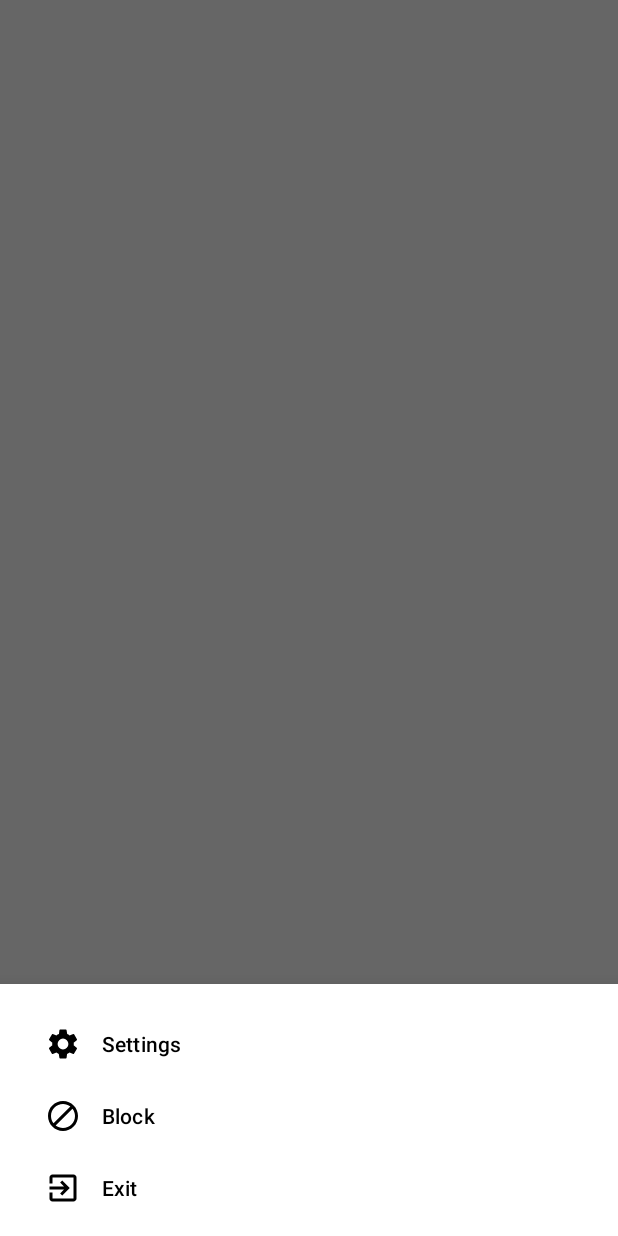
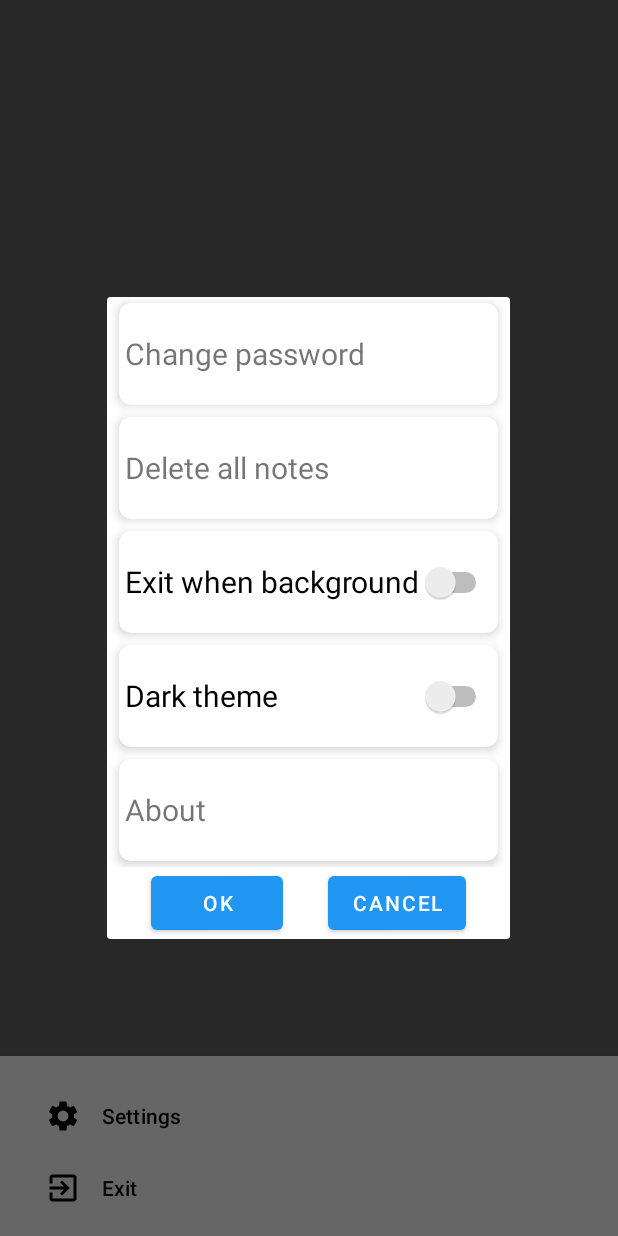
Before and after one commit to AlekseyM73/SecureRepo, an Android app: the fragment BottomNavigationDrawerFragment placed in its activity, after a tap on "Settings", on a phone screen of 412 x 824 dp. Run offline under Robolectric (Android 15) with nearby library versions, the phone set to English and light mode, and no system bars; our stand-ins replace RxJava.

Commit message:
Add some Dialogs onBackPressed, error messages

```diff
--- a/app/src/main/java/com/example/securerepo/view/BottomNavigationDrawerFragment.java
+++ b/app/src/main/java/com/example/securerepo/view/BottomNavigationDrawerFragment.java
@@ -9,6 +9,8 @@ import android.widget.Toast;
 
 import androidx.annotation.NonNull;
 import androidx.annotation.Nullable;
+import androidx.fragment.app.Fragment;
+import androidx.fragment.app.FragmentManager;
 
 import com.example.securerepo.R;
 import com.google.android.material.bottomsheet.BottomSheetDialogFragment;
@@ -32,11 +34,9 @@ public class BottomNavigationDrawerFragment extends BottomSheetDialogFragment {
             public boolean onNavigationItemSelected(@NonNull MenuItem menuItem) {
                 switch (menuItem.getItemId()) {
                     case (R.id.bottom_app_bar_menu_settings): {
-                        Toast.makeText(getContext(), "settings", Toast.LENGTH_SHORT).show();
-                        return true;
-                    }
-                    case (R.id.bottom_app_bar_menu_block): {
-                        Toast.makeText(getContext(), "block", Toast.LENGTH_SHORT).show();
+
+                        SettingsDialogFragment dialog = new SettingsDialogFragment();
+                        dialog.show(getFragmentManager(),dialog.getTag());
                         return true;
                     }
                     case (R.id.bottom_app_bar_menu_exit): {
--- a/app/src/main/java/com/example/securerepo/view/RecyclerViewNoteListActivity.java
+++ b/app/src/main/java/com/example/securerepo/view/RecyclerViewNoteListActivity.java
@@ -221,7 +221,7 @@ public class RecyclerViewNoteListActivity extends AppCompatActivity
     private void showConfirmDeleteDialog() {
         isDeleteDialogWasShown = true;
         AlertDialog.Builder builder = new AlertDialog.Builder(this);
-        builder.setTitle(this.getString(R.string.confirm_delete_dialog))
+        builder.setTitle(getResources().getString(R.string.confirm_delete_dialog))
                 .setMessage("Are you sure to delete " + selectedID.size() + " notes?")
                 .setCancelable(false)
                 .setNegativeButton("Cancel", new DialogInterface.OnClickListener() {
@@ -237,9 +237,6 @@ public class RecyclerViewNoteListActivity extends AppCompatActivity
                     public void onClick(DialogInterface dialogInterface, int i) {
                         recyclerViewModel.deleteNotes(selectedID, actionMode);
                         isDeleteDialogWasShown = false;
-                        /*if (actionMode != null) {
-                            actionMode.finish();
-                        }*/
                     }
                 });
         alertDialog = builder.create();
@@ -250,8 +247,8 @@ public class RecyclerViewNoteListActivity extends AppCompatActivity
     private void showConfirmExitDialog(){
         isExitDialogWasShown = true;
         AlertDialog.Builder builder = new AlertDialog.Builder(this);
-        builder.setTitle(this.getString(R.string.confirm_exit_dialog))
-                .setMessage(this.getString(R.string.confirm_exit_dialog_title))
+        builder.setTitle(getResources().getString(R.string.confirm_exit_dialog))
+                .setMessage(getResources().getString(R.string.confirm_exit_dialog_title))
                 .setCancelable(false)
                 .setNegativeButton("Cancel", new DialogInterface.OnClickListener() {
                     @Override
--- /dev/null
+++ b/app/src/main/java/com/example/securerepo/view/SettingsDialogFragment.java
@@ -0,0 +1,29 @@
+package com.example.securerepo.view;
+
+import android.os.Bundle;
+import android.view.LayoutInflater;
+import android.view.View;
+import android.view.ViewGroup;
+
+import androidx.annotation.NonNull;
+import androidx.annotation.Nullable;
+import androidx.fragment.app.DialogFragment;
+
+import com.example.securerepo.R;
+
+public class SettingsDialogFragment extends DialogFragment {
+
+    @Nullable
+    @Override
+    public View onCreateView(@NonNull LayoutInflater inflater,
+                             @Nullable ViewGroup container,
+                             @Nullable Bundle savedInstanceState) {
+       return inflater.inflate(R.layout.dialog_fragment_settings,container,false);
+
+    }
+
+    @Override
+    public void onViewCreated(@NonNull View view, @Nullable Bundle savedInstanceState) {
+        super.onViewCreated(view, savedInstanceState);
+    }
+}
--- /dev/null
+++ b/app/src/main/res/layout/dialog_fragment_settings.xml
@@ -0,0 +1,157 @@
+<?xml version="1.0" encoding="utf-8"?>
+
+<androidx.constraintlayout.widget.ConstraintLayout xmlns:android="http://schemas.android.com/apk/res/android"
+    xmlns:app="http://schemas.android.com/apk/res-auto"
+    android:layout_width="match_parent"
+    android:layout_height="wrap_content">
+
+    <Button
+        android:id="@+id/dialog_fragment_settings_buttonOk"
+        android:layout_width="wrap_content"
+        android:layout_height="wrap_content"
+        android:text="@string/Button_OK"
+        app:layout_constraintBottom_toBottomOf="parent"
+        app:layout_constraintEnd_toStartOf="@+id/dialog_fragment_settings_buttonCancel"
+        app:layout_constraintHorizontal_bias="0.5"
+        app:layout_constraintStart_toStartOf="parent"
+        app:layout_constraintTop_toBottomOf="@+id/linearLayoutTop"
+        app:layout_constraintVertical_bias="0.188" />
+
+    <Button
+        android:id="@+id/dialog_fragment_settings_buttonCancel"
+        android:layout_width="wrap_content"
+        android:layout_height="wrap_content"
+        android:text="@string/Button_Cancel"
+        app:layout_constraintBottom_toBottomOf="parent"
+        app:layout_constraintEnd_toEndOf="parent"
+        app:layout_constraintHorizontal_bias="0.5"
+        app:layout_constraintStart_toEndOf="@+id/dialog_fragment_settings_buttonOk"
+        app:layout_constraintTop_toBottomOf="@+id/linearLayoutTop"
+        app:layout_constraintVertical_bias="0.188" />
+
+    <LinearLayout
+        android:id="@+id/linearLayoutTop"
+        android:layout_width="match_parent"
+        android:layout_height="wrap_content"
+        android:orientation="vertical"
+        app:layout_constraintBottom_toBottomOf="parent"
+        app:layout_constraintEnd_toEndOf="parent"
+        app:layout_constraintHorizontal_bias="1.0"
+        app:layout_constraintStart_toStartOf="parent"
+        app:layout_constraintTop_toTopOf="parent"
+        app:layout_constraintVertical_bias="0">
+
+        <androidx.cardview.widget.CardView
+            android:id="@+id/change_password_settings_card_view"
+            android:layout_width="match_parent"
+            android:layout_height="68dp"
+            android:layout_gravity="center"
+            android:layout_marginLeft="8dp"
+            android:layout_marginTop="4dp"
+            android:layout_marginRight="8dp"
+            android:layout_marginBottom="4dp"
+            app:cardCornerRadius="8dp"
+            app:cardElevation="4dp">
+
+            <TextView
+                android:id="@+id/change_password_settings_text_view"
+                android:layout_width="match_parent"
+                android:layout_height="match_parent"
+                android:layout_margin="4dp"
+                android:gravity="center_vertical"
+                android:text="Change password"
+                android:textSize="20sp" />
+        </androidx.cardview.widget.CardView>
+
+        <androidx.cardview.widget.CardView xmlns:card_view="http://schemas.android.com/apk/res-auto"
+            android:id="@+id/delete_all_settings_card_view"
+            android:layout_width="match_parent"
+            android:layout_height="68dp"
+            android:layout_gravity="center"
+            android:layout_marginLeft="8dp"
+            android:layout_marginTop="4dp"
+            android:layout_marginRight="8dp"
+            android:layout_marginBottom="4dp"
+            card_view:cardCornerRadius="8dp"
+            card_view:cardElevation="4dp">
+
+            <TextView
+                android:id="@+id/delete_all_settings_text_view"
+                android:layout_width="match_parent"
+                android:layout_height="match_parent"
+                android:layout_margin="4dp"
+                android:gravity="center_vertical"
+                android:text="Delete all notes"
+                android:textSize="20sp" />
+        </androidx.cardview.widget.CardView>
+
+        <androidx.cardview.widget.CardView xmlns:card_view="http://schemas.android.com/apk/res-auto"
+            android:id="@+id/exit_when_background_card_view"
+            android:layout_width="match_parent"
+            android:layout_height="68dp"
+            android:layout_gravity="center"
+            android:layout_marginLeft="8dp"
+            android:layout_marginTop="4dp"
+            android:layout_marginRight="8dp"
+            android:layout_marginBottom="4dp"
+            card_view:cardCornerRadius="8dp"
+            card_view:cardElevation="4dp">
+
+            <Switch
+                android:id="@+id/exit_when_background_settings_switch"
+                android:layout_width="match_parent"
+                android:layout_height="match_parent"
+                android:layout_margin="4dp"
+                android:gravity="center_vertical"
+                android:text="Exit when background"
+                android:textSize="20sp" />
+        </androidx.cardview.widget.CardView>
+
+        <androidx.cardview.widget.CardView xmlns:card_view="http://schemas.android.com/apk/res-auto"
+            android:id="@+id/dark_theme_settings_card_view"
+            android:layout_width="match_parent"
+            android:layout_height="68dp"
+            android:layout_gravity="center"
+            android:layout_marginLeft="8dp"
+            android:layout_marginTop="4dp"
+            android:layout_marginRight="8dp"
+            android:layout_marginBottom="4dp"
+            card_view:cardCornerRadius="8dp"
+            card_view:cardElevation="4dp">
+
+            <Switch
+                android:id="@+id/dark_theme_settings_switch"
+                android:layout_width="match_parent"
+                android:layout_height="match_parent"
+                android:layout_margin="4dp"
+                android:gravity="center_vertical"
+                android:text="Dark theme"
+                android:textSize="20sp" />
+        </androidx.cardview.widget.CardView>
+
+        <androidx.cardview.widget.CardView xmlns:card_view="http://schemas.android.com/apk/res-auto"
+            android:id="@+id/about_settings_card_view"
+            android:layout_width="match_parent"
+            android:layout_height="68dp"
+            android:layout_gravity="center"
+            android:layout_marginLeft="8dp"
+            android:layout_marginTop="4dp"
+            android:layout_marginRight="8dp"
+            android:layout_marginBottom="4dp"
+            card_view:cardCornerRadius="8dp"
+            card_view:cardElevation="4dp">
+
+            <TextView
+                android:id="@+id/about_settings_text_view"
+                android:layout_width="match_parent"
+                android:layout_height="match_parent"
+                android:layout_margin="4dp"
+                android:gravity="center_vertical"
+                android:text="About"
+                android:textSize="20sp" />
+        </androidx.cardview.widget.CardView>
+
+
+    </LinearLayout>
+
+</androidx.constraintlayout.widget.ConstraintLayout>
--- a/app/src/main/res/layout/recyclerview_item.xml
+++ b/app/src/main/res/layout/recyclerview_item.xml
@@ -17,7 +17,8 @@
         android:layout_marginBottom="4dp"
         android:layout_marginLeft="8dp"
         android:layout_marginRight="8dp"
-        card_view:cardElevation="4dp">
+        card_view:cardElevation="4dp"
+        >
 
         <TextView
             android:id="@+id/recyclerviewItemTitle"
@@ -32,8 +33,9 @@
             android:id="@+id/recyclerviewItemDate"
             android:layout_width="wrap_content"
             android:layout_height="wrap_content"
-            android:layout_gravity="bottom|right"
-            android:paddingRight="4dp"/>
+            android:layout_gravity="bottom|end"
+            android:paddingRight="4dp"
+            android:paddingLeft="4dp"/>
     </androidx.cardview.widget.CardView>
 
 </FrameLayout>
--- a/app/src/main/res/menu/bottom_nav_drawer_menu.xml
+++ b/app/src/main/res/menu/bottom_nav_drawer_menu.xml
@@ -7,10 +7,6 @@
             android:icon="@drawable/ic_settings_black_24dp"
             android:title="@string/bottom_app_bar_settings" />
         <item
-            android:id="@+id/bottom_app_bar_menu_block"
-            android:icon="@drawable/ic_block_black_24dp"
-            android:title="@string/bottom_app_bar_block" />
-        <item
             android:id="@+id/bottom_app_bar_menu_exit"
             android:icon="@drawable/ic_exit_to_app_black_24dp"
             android:title="@string/bottom_app_bar_menu_exit" />
```
Also changed, not shown: gradle.properties (+8 -11 lines).
